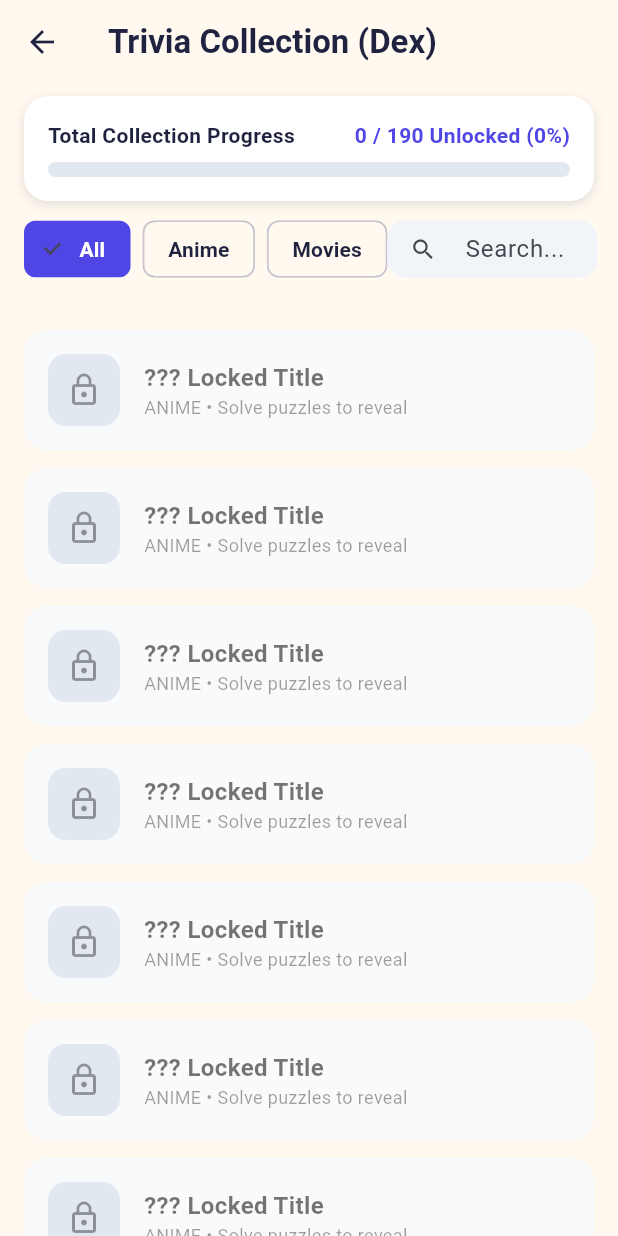
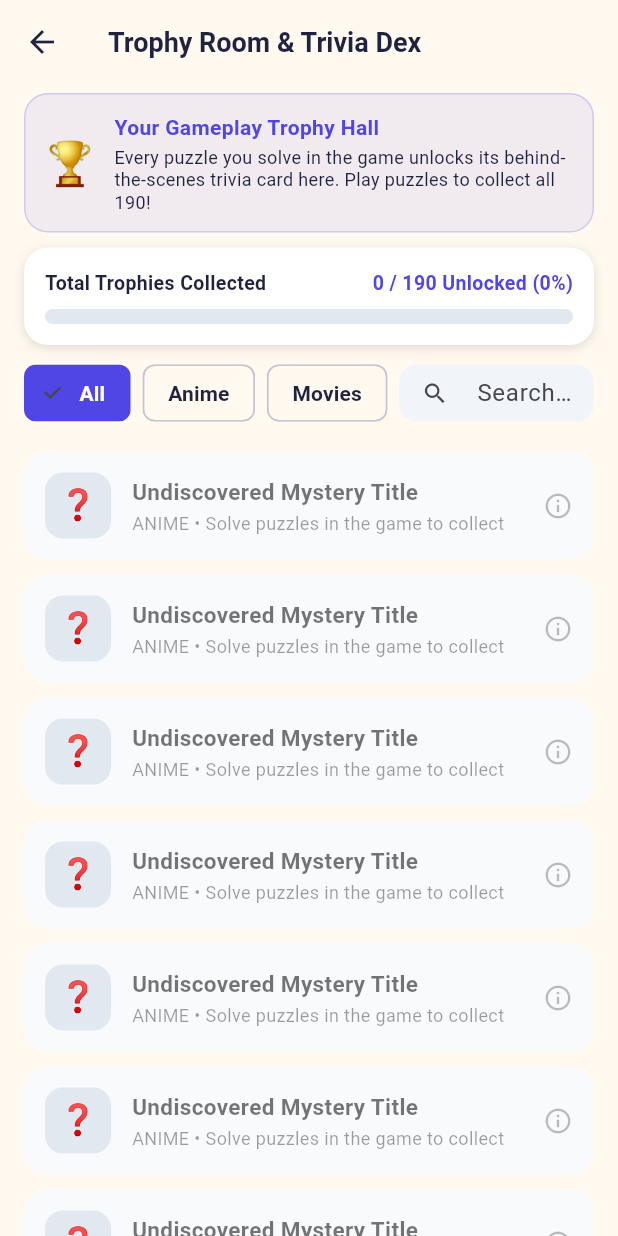
Before and after one commit to kidkingstrange/amc, a Flutter app: the DexScreen screen opened directly, on a phone screen of 412 x 824 dp. Run offline on Flutter 3.47's test engine with Material 3 defaults, Android fonts, the light colour scheme and no system bars; Roboto replaces fonts that are missing (Nunito).

Commit message:
feat: redesign Trophy Room & Dex with clear explainer, mystery collectible cards, and win celebration badges

```diff
--- a/lib/ui/screens/dex_screen.dart
+++ b/lib/ui/screens/dex_screen.dart
@@ -14,9 +14,9 @@ class DexScreen extends StatefulWidget {
 
 class _DexScreenState extends State<DexScreen> {
   List<Map<String, dynamic>> _allTitles = [];
+  bool _isLoading = true;
   String _filter = 'All'; // 'All', 'Anime', 'Movies'
   String _searchQuery = '';
-  bool _isLoading = true;
 
   @override
   void initState() {
@@ -60,16 +60,48 @@ class _DexScreenState extends State<DexScreen> {
 
     return Scaffold(
       appBar: AppBar(
-        title: const Text('Trivia Collection (Dex)', style: TextStyle(fontWeight: FontWeight.bold)),
+        title: const Text('Trophy Room & Trivia Dex', style: TextStyle(fontWeight: FontWeight.bold, fontSize: 18)),
       ),
       body: SafeArea(
         bottom: true,
         child: Column(
           children: [
+            // How it Works Explainer Card
+            Container(
+              margin: const EdgeInsets.symmetric(horizontal: 16, vertical: 6),
+              padding: const EdgeInsets.all(12),
+              decoration: BoxDecoration(
+                color: AppColors.primary.withValues(alpha: 0.08),
+                borderRadius: BorderRadius.circular(16),
+                border: Border.all(color: AppColors.primary.withValues(alpha: 0.2)),
+              ),
+              child: Row(
+                children: [
+                  const Text('🏆', style: TextStyle(fontSize: 28)),
+                  const SizedBox(width: 12),
+                  Expanded(
+                    child: Column(
+                      crossAxisAlignment: CrossAxisAlignment.start,
+                      children: [
+                        const Text(
+                          'Your Gameplay Trophy Hall',
+                          style: TextStyle(fontWeight: FontWeight.bold, fontSize: 14, color: AppColors.primary),
+                        ),
+                        const SizedBox(height: 2),
+                        Text(
+                          'Every puzzle you solve in the game unlocks its behind-the-scenes trivia card here. Play puzzles to collect all 190!',
+                          style: TextStyle(fontSize: 12, color: isDark ? Colors.white70 : AppColors.ink, height: 1.25),
+                        ),
+                      ],
+                    ),
+                  ),
+                ],
+              ),
+            ),
             // Progress Header
             Container(
-            padding: const EdgeInsets.all(16),
-            margin: const EdgeInsets.symmetric(horizontal: 16, vertical: 8),
+              padding: const EdgeInsets.all(14),
+              margin: const EdgeInsets.symmetric(horizontal: 16, vertical: 4),
               decoration: BoxDecoration(
                 color: isDark ? AppColors.nightSurface : Colors.white,
                 borderRadius: BorderRadius.circular(16),
@@ -81,10 +113,10 @@ class _DexScreenState extends State<DexScreen> {
                   Row(
                     mainAxisAlignment: MainAxisAlignment.spaceBetween,
                     children: [
-                    const Text('Total Collection Progress', style: TextStyle(fontWeight: FontWeight.bold, fontSize: 14)),
+                      const Text('Total Trophies Collected', style: TextStyle(fontWeight: FontWeight.bold, fontSize: 13)),
                       Text(
                         '$unlockedCount / $totalCount Unlocked (${(progress * 100).toInt()}%)',
-                      style: const TextStyle(fontWeight: FontWeight.bold, color: AppColors.primary),
+                        style: const TextStyle(fontWeight: FontWeight.bold, color: AppColors.primary, fontSize: 13),
                       ),
                     ],
                   ),
@@ -103,7 +135,7 @@ class _DexScreenState extends State<DexScreen> {
             ),
             // Filter Chips & Search
             Padding(
-            padding: const EdgeInsets.symmetric(horizontal: 16.0),
+              padding: const EdgeInsets.symmetric(horizontal: 16.0, vertical: 4.0),
               child: Row(
                 children: [
                   _buildFilterChip('All'),
@@ -113,7 +145,7 @@ class _DexScreenState extends State<DexScreen> {
                   _buildFilterChip('Movies'),
                   const Spacer(),
                   SizedBox(
-                  width: 140,
+                    width: 130,
                     height: 38,
                     child: TextField(
                       decoration: InputDecoration(
@@ -130,11 +162,10 @@ class _DexScreenState extends State<DexScreen> {
                 ],
               ),
             ),
-          const SizedBox(height: 8),
             // List of Cards
             Expanded(
               child: ListView.builder(
-              padding: const EdgeInsets.all(16),
+                padding: const EdgeInsets.symmetric(horizontal: 16, vertical: 6),
                 itemCount: filtered.length,
                 itemBuilder: (ctx, i) {
                   final item = filtered[i];
@@ -166,32 +197,71 @@ class _DexScreenState extends State<DexScreen> {
   Widget _buildDexCard(Map<String, dynamic> item, bool isUnlocked, bool isDark) {
     if (!isUnlocked) {
       return Card(
-        margin: const EdgeInsets.symmetric(vertical: 6),
+        margin: const EdgeInsets.symmetric(vertical: 5),
         shape: RoundedRectangleBorder(borderRadius: BorderRadius.circular(16)),
         color: isDark ? const Color(0xFF131728) : const Color(0xFFF8FAFC),
         elevation: 0,
+        child: InkWell(
+          borderRadius: BorderRadius.circular(16),
+          onTap: () {
+            showDialog(
+              context: context,
+              builder: (ctx) => AlertDialog(
+                shape: RoundedRectangleBorder(borderRadius: BorderRadius.circular(16)),
+                title: const Row(
+                  children: [
+                    Text('🏆', style: TextStyle(fontSize: 24)),
+                    SizedBox(width: 8),
+                    Text('Mystery Trophy Card', style: TextStyle(fontWeight: FontWeight.bold)),
+                  ],
+                ),
+                content: const Text(
+                  'This trivia card will unlock automatically when you beat its puzzle in the game!\n\nNo purchase needed — all 190 cards are earned through your trivia skills.',
+                  style: TextStyle(fontSize: 14, height: 1.3),
+                ),
+                actions: [
+                  ElevatedButton(
+                    style: ElevatedButton.styleFrom(backgroundColor: AppColors.primary, foregroundColor: Colors.white),
+                    onPressed: () => Navigator.pop(ctx),
+                    child: const Text('Got it!'),
+                  ),
+                ],
+              ),
+            );
+          },
           child: Padding(
-          padding: const EdgeInsets.all(16.0),
+            padding: const EdgeInsets.all(14.0),
             child: Row(
               children: [
                 Container(
-                width: 48,
-                height: 48,
+                  width: 44,
+                  height: 44,
                   decoration: BoxDecoration(
                     color: isDark ? AppColors.nightCell : const Color(0xFFE2E8F0),
                     borderRadius: BorderRadius.circular(12),
                   ),
-                child: const Icon(Icons.lock_outline, color: Colors.black38),
+                  child: const Center(child: Text('❓', style: TextStyle(fontSize: 20))),
                 ),
-              const SizedBox(width: 16),
-              Column(
+                const SizedBox(width: 14),
+                Expanded(
+                  child: Column(
                     crossAxisAlignment: CrossAxisAlignment.start,
                     children: [
-                  const Text('??? Locked Title', style: TextStyle(fontWeight: FontWeight.bold, fontSize: 16, color: Colors.black54)),
-                  Text('${item['type'].toUpperCase()} • Solve puzzles to reveal', style: const TextStyle(fontSize: 12, color: Colors.black38)),
+                      const Text(
+                        'Undiscovered Mystery Title',
+                        style: TextStyle(fontWeight: FontWeight.bold, fontSize: 15, color: Colors.black54),
+                      ),
+                      const SizedBox(height: 2),
+                      Text(
+                        '${item['type'].toUpperCase()} • Solve puzzles in the game to collect',
+                        style: const TextStyle(fontSize: 12, color: Colors.black38),
+                      ),
                     ],
                   ),
+                ),
+                const Icon(Icons.info_outline, size: 20, color: Colors.black26),
               ],
+            ),
           ),
         ),
       );
@@ -227,23 +297,28 @@ class _DexScreenState extends State<DexScreen> {
                   ),
                   child: Text(
                     '${item['year']}',
-                    style: TextStyle(fontWeight: FontWeight.bold, fontSize: 12, color: isMovie ? AppColors.coral : AppColors.primary),
+                    style: TextStyle(
+                      fontWeight: FontWeight.bold,
+                      fontSize: 12,
+                      color: isMovie ? AppColors.coral : AppColors.primary,
+                    ),
                   ),
                 ),
               ],
             ),
-            const SizedBox(height: 6),
+            const SizedBox(height: 4),
             Text(
-              '${isMovie ? "Director" : "Studio"}: ${item['studioOrDirector']}',
-              style: const TextStyle(fontSize: 13, color: Colors.black54),
+              '${item['type'].toUpperCase()} • ${item['studioOrDirector']}',
+              style: const TextStyle(fontSize: 12, color: Colors.black54, fontWeight: FontWeight.w600),
             ),
             if (firstFact.isNotEmpty) ...[
-              const SizedBox(height: 10),
+              const SizedBox(height: 12),
               Container(
-                padding: const EdgeInsets.all(10),
+                padding: const EdgeInsets.all(12),
                 decoration: BoxDecoration(
-                  color: const Color(0xFFF1F5F9),
-                  borderRadius: BorderRadius.circular(10),
+                  color: isDark ? AppColors.nightCell : const Color(0xFFF8FAFC),
+                  borderRadius: BorderRadius.circular(12),
+                  border: Border.all(color: Colors.black12),
                 ),
                 child: Row(
                   crossAxisAlignment: CrossAxisAlignment.start,
```
Also changed, not shown: lib/ui/screens/crossword_screen.dart (+20 -0 lines), lib/ui/screens/rebus_screen.dart (+20 -0 lines). Lines whose indentation alone changed are shown as unchanged.
